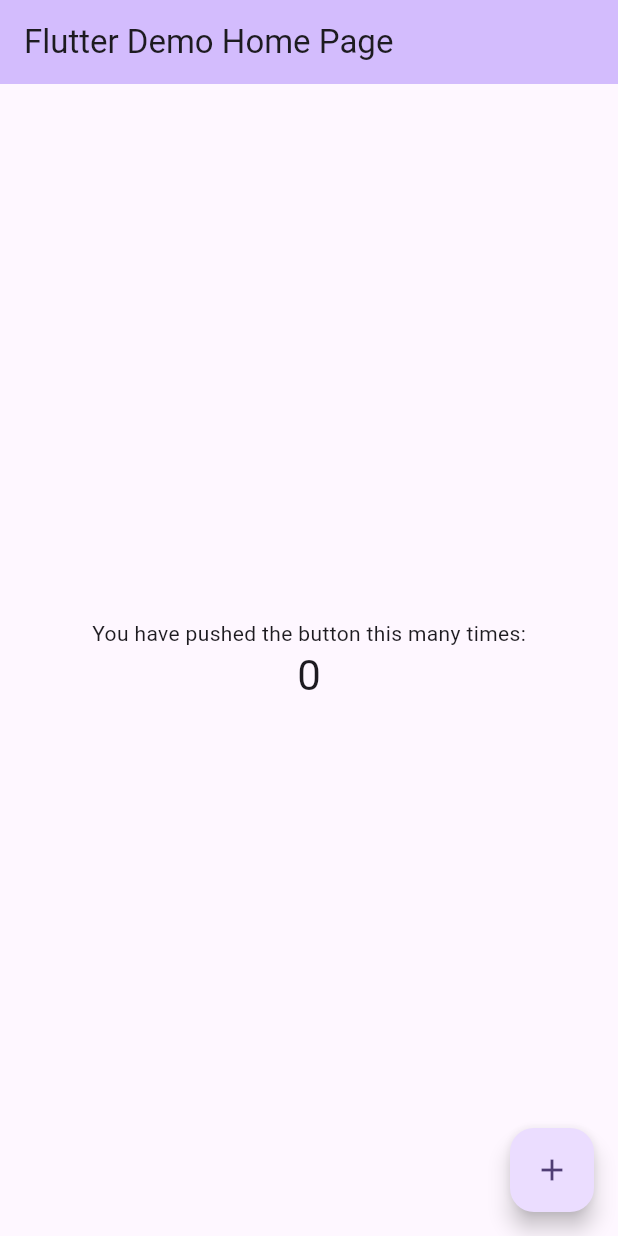
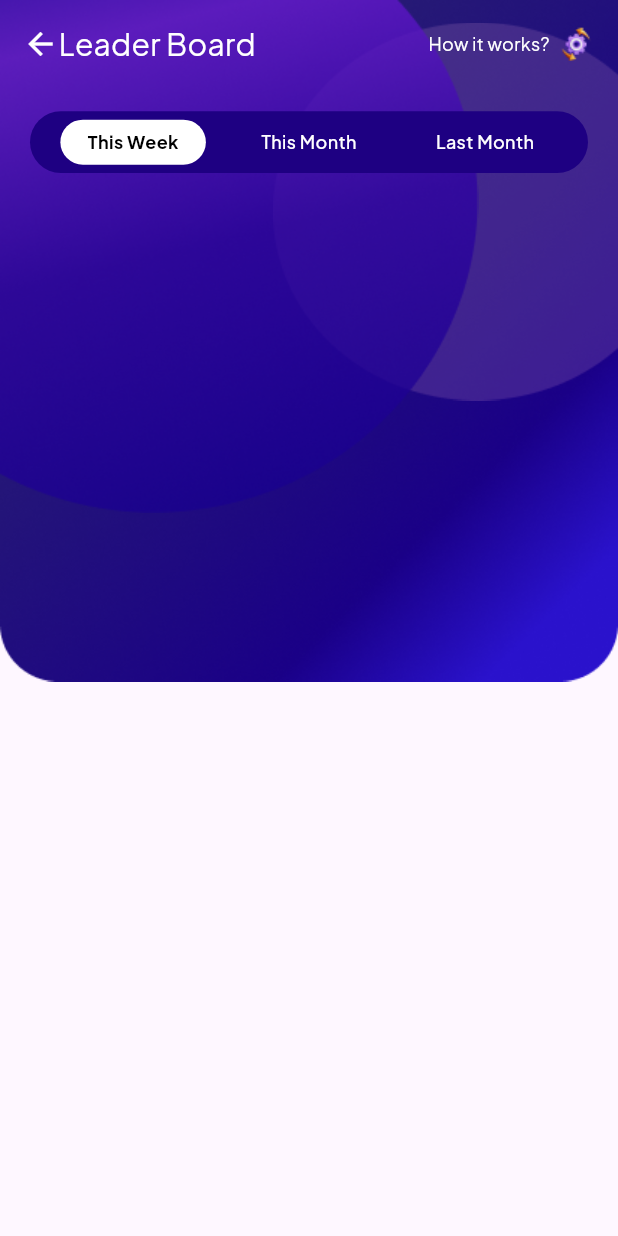
Before and after one commit to Abhishek8187/pay_nav_task, a Flutter app: the screen it shows after launch, on a phone screen of 412 x 824 dp. Run offline on Flutter 3.47's test engine with Material 2 defaults, Android fonts, the light colour scheme and no system bars.

Commit message:
commit 1

```diff
--- /dev/null
+++ b/lib/home.dart
@@ -0,0 +1,109 @@
+import 'package:flutter/material.dart';
+import 'package:pay_nav_task/utils/general_container.dart';
+
+class HomePage extends StatefulWidget {
+  const HomePage({super.key});
+
+  @override
+  State<HomePage> createState() => _HomePageState();
+}
+
+class _HomePageState extends State<HomePage> {
+  @override
+  Widget build(BuildContext context) {
+    var height = MediaQuery.of(context).size.height;
+    var width = MediaQuery.of(context).size.height;
+    return SafeArea(
+      child: Scaffold(
+        body: Column(
+          children: [
+            Stack(
+              children: [
+                Image.asset('images/Rectangle.png'),
+                Positioned(
+                    right: 0,
+                    top: 15,
+                    child: Image.asset('images/Ellipse2.png')),
+                Image.asset('images/ellipse1.png'),
+                Padding(
+                  padding: const EdgeInsets.symmetric(horizontal: 15, vertical: 15),
+                  child: Row(
+                    //mainAxisAlignment: MainAxisAlignment.spaceBetween,
+                    children: [
+                      const Icon(
+                        Icons.arrow_back,
+                        color: Colors.white,
+                      ),
+                      const Text(
+                        'Leader Board',
+                        style: TextStyle(
+                            color: Colors.white,
+                            fontSize: 20,
+                            fontFamily: 'Plus Jakarta Sans'),
+                      ),
+                      const Spacer(),
+                      const Text(
+                        'How it works?  ',
+                        style: TextStyle(
+                            color: Colors.white,
+                            fontSize: 12,
+                            fontFamily: 'Plus Jakarta Sans'),
+                      ),
+                      Image.asset('images/settings.png'),
+                    ],
+                  ),
+                ),
+                Padding(
+                  padding: EdgeInsets.symmetric(
+                      vertical: height * 0.09, horizontal: 20),
+                  child: Container(
+                    height: 0.05 * height,
+                    width: double.infinity,
+                    decoration: BoxDecoration(
+                        color: const Color(0xFF1E0082),
+                        borderRadius: BorderRadius.circular(50)),
+                    child: Row(
+                      mainAxisAlignment: MainAxisAlignment.spaceEvenly,
+                      children: [
+                        GeneralContainer(
+                          height: 30,
+                          width: 97,
+                          color: Colors.white,
+                          borderRadius: 30,
+                          text: 'This Week',
+                          fontSize: 12,
+                          fontWeight: FontWeight.w700,
+                          fontColor: Colors.black,
+                        ),
+                        GeneralContainer(
+                          height: 30,
+                          width: 97,
+                          color: const Color(0xFF1E0082),
+                          borderRadius: 30,
+                          text: 'This Month',
+                          fontSize: 12,
+                          fontWeight: FontWeight.w500,
+                          fontColor: Colors.white,
+                        ),
+                        GeneralContainer(
+                          height: 30,
+                          width: 97,
+                          color: const Color(0xFF1E0082),
+                          borderRadius: 30,
+                          text: 'Last Month',
+                          fontSize: 12,
+                          fontWeight: FontWeight.w500,
+                          fontColor: Colors.white,
+                        ),
+                      ],
+                    ),
+                  ),
+                )
+              ],
+            )
+          ],
+        ),
+      ),
+    );
+  }
+}
--- a/lib/main.dart
+++ b/lib/main.dart
@@ -1,4 +1,5 @@
 import 'package:flutter/material.dart';
+import 'package:pay_nav_task/home.dart';
 
 void main() {
   runApp(const MyApp());
@@ -11,115 +12,13 @@ class MyApp extends StatelessWidget {
   @override
   Widget build(BuildContext context) {
     return MaterialApp(
+      debugShowCheckedModeBanner: false,
       title: 'Flutter Demo',
       theme: ThemeData(
-        // This is the theme of your application.
-        //
-        // TRY THIS: Try running your application with "flutter run". You'll see
-        // the application has a blue toolbar. Then, without quitting the app,
-        // try changing the seedColor in the colorScheme below to Colors.green
-        // and then invoke "hot reload" (save your changes or press the "hot
-        // reload" button in a Flutter-supported IDE, or press "r" if you used
-        // the command line to start the app).
-        //
-        // Notice that the counter didn't reset back to zero; the application
-        // state is not lost during the reload. To reset the state, use hot
-        // restart instead.
-        //
-        // This works for code too, not just values: Most code changes can be
-        // tested with just a hot reload.
         colorScheme: ColorScheme.fromSeed(seedColor: Colors.deepPurple),
         useMaterial3: true,
       ),
-      home: const MyHomePage(title: 'Flutter Demo Home Page'),
+      home: const HomePage(),
     );
   }
 }
-
-class MyHomePage extends StatefulWidget {
-  const MyHomePage({super.key, required this.title});
-
-  // This widget is the home page of your application. It is stateful, meaning
-  // that it has a State object (defined below) that contains fields that affect
-  // how it looks.
-
-  // This class is the configuration for the state. It holds the values (in this
-  // case the title) provided by the parent (in this case the App widget) and
-  // used by the build method of the State. Fields in a Widget subclass are
-  // always marked "final".
-
-  final String title;
-
-  @override
-  State<MyHomePage> createState() => _MyHomePageState();
-}
-
-class _MyHomePageState extends State<MyHomePage> {
-  int _counter = 0;
-
-  void _incrementCounter() {
-    setState(() {
-      // This call to setState tells the Flutter framework that something has
-      // changed in this State, which causes it to rerun the build method below
-      // so that the display can reflect the updated values. If we changed
-      // _counter without calling setState(), then the build method would not be
-      // called again, and so nothing would appear to happen.
-      _counter++;
-    });
-  }
-
-  @override
-  Widget build(BuildContext context) {
-    // This method is rerun every time setState is called, for instance as done
-    // by the _incrementCounter method above.
-    //
-    // The Flutter framework has been optimized to make rerunning build methods
-    // fast, so that you can just rebuild anything that needs updating rather
-    // than having to individually change instances of widgets.
-    return Scaffold(
-      appBar: AppBar(
-        // TRY THIS: Try changing the color here to a specific color (to
-        // Colors.amber, perhaps?) and trigger a hot reload to see the AppBar
-        // change color while the other colors stay the same.
-        backgroundColor: Theme.of(context).colorScheme.inversePrimary,
-        // Here we take the value from the MyHomePage object that was created by
-        // the App.build method, and use it to set our appbar title.
-        title: Text(widget.title),
-      ),
-      body: Center(
-        // Center is a layout widget. It takes a single child and positions it
-        // in the middle of the parent.
-        child: Column(
-          // Column is also a layout widget. It takes a list of children and
-          // arranges them vertically. By default, it sizes itself to fit its
-          // children horizontally, and tries to be as tall as its parent.
-          //
-          // Column has various properties to control how it sizes itself and
-          // how it positions its children. Here we use mainAxisAlignment to
-          // center the children vertically; the main axis here is the vertical
-          // axis because Columns are vertical (the cross axis would be
-          // horizontal).
-          //
-          // TRY THIS: Invoke "debug painting" (choose the "Toggle Debug Paint"
-          // action in the IDE, or press "p" in the console), to see the
-          // wireframe for each widget.
-          mainAxisAlignment: MainAxisAlignment.center,
-          children: <Widget>[
-            const Text(
-              'You have pushed the button this many times:',
-            ),
-            Text(
-              '$_counter',
-              style: Theme.of(context).textTheme.headlineMedium,
-            ),
-          ],
-        ),
-      ),
-      floatingActionButton: FloatingActionButton(
-        onPressed: _incrementCounter,
-        tooltip: 'Increment',
-        child: const Icon(Icons.add),
-      ), // This trailing comma makes auto-formatting nicer for build methods.
-    );
-  }
-}
--- /dev/null
+++ b/lib/utils/general_container.dart
@@ -0,0 +1,44 @@
+import 'package:flutter/material.dart';
+
+class GeneralContainer extends StatelessWidget {
+  double height;
+  double width;
+  Color color;
+  double borderRadius;
+  String text;
+  double fontSize;
+  FontWeight fontWeight;
+  Color fontColor;
+
+  GeneralContainer({
+    required this.height,
+    required this.width,
+    required this.color,
+    required this.borderRadius,
+    required this.text,
+    required this.fontSize,
+    required this.fontWeight,
+    required this.fontColor,
+    super.key,
+  });
+
+  @override
+  Widget build(BuildContext context) {
+    return Container(
+      height: height,
+      width: width,
+      decoration: BoxDecoration(
+          color: color, borderRadius: BorderRadius.circular(borderRadius)),
+      child: Center(
+          child: Text(
+        text,
+        style: TextStyle(
+            fontFamily: 'Plus Jakarta Sans',
+            fontSize: fontSize,
+            fontWeight: fontWeight,
+            color: fontColor
+        ),
+      )),
+    );
+  }
+}
```
Also changed, not shown: pubspec.yaml (+7 -8 lines), fonts/PlusJakartaSans-VariableFont_wght.ttf (added), images/Ellipse2.png (added), images/Rectangle.png (added), images/ellipse1.png (added), images/settings.png (added).
